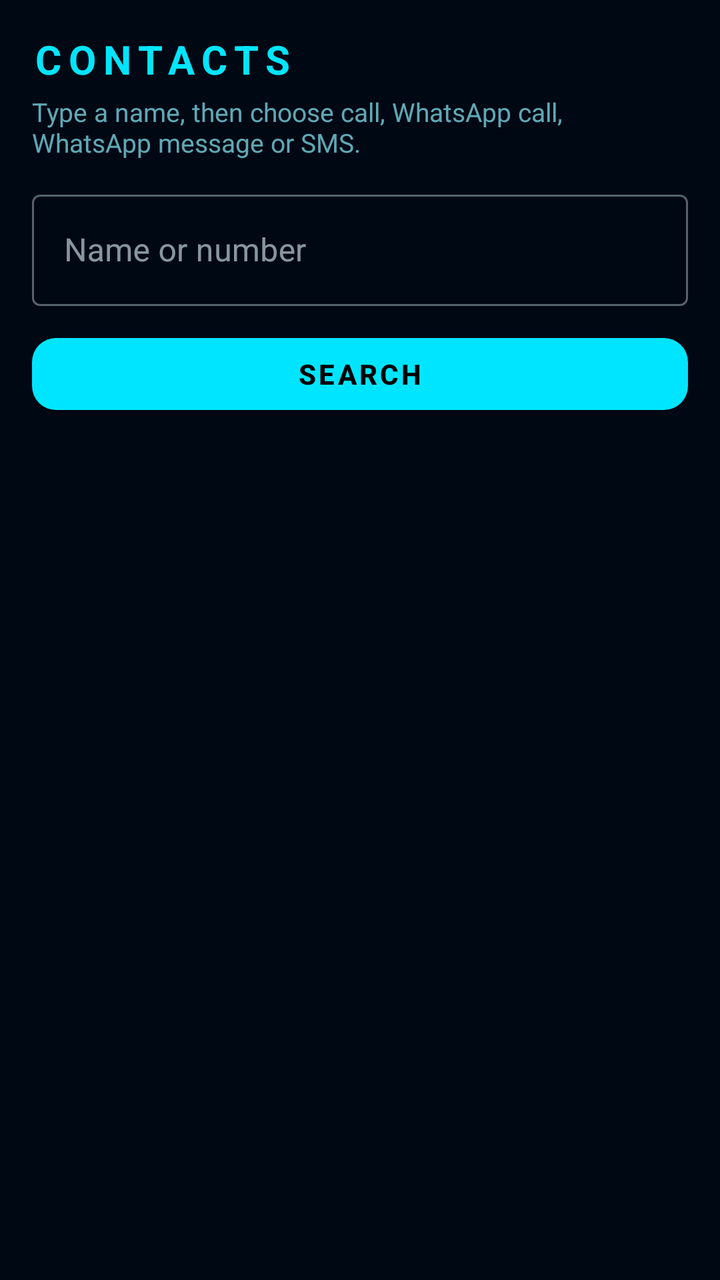
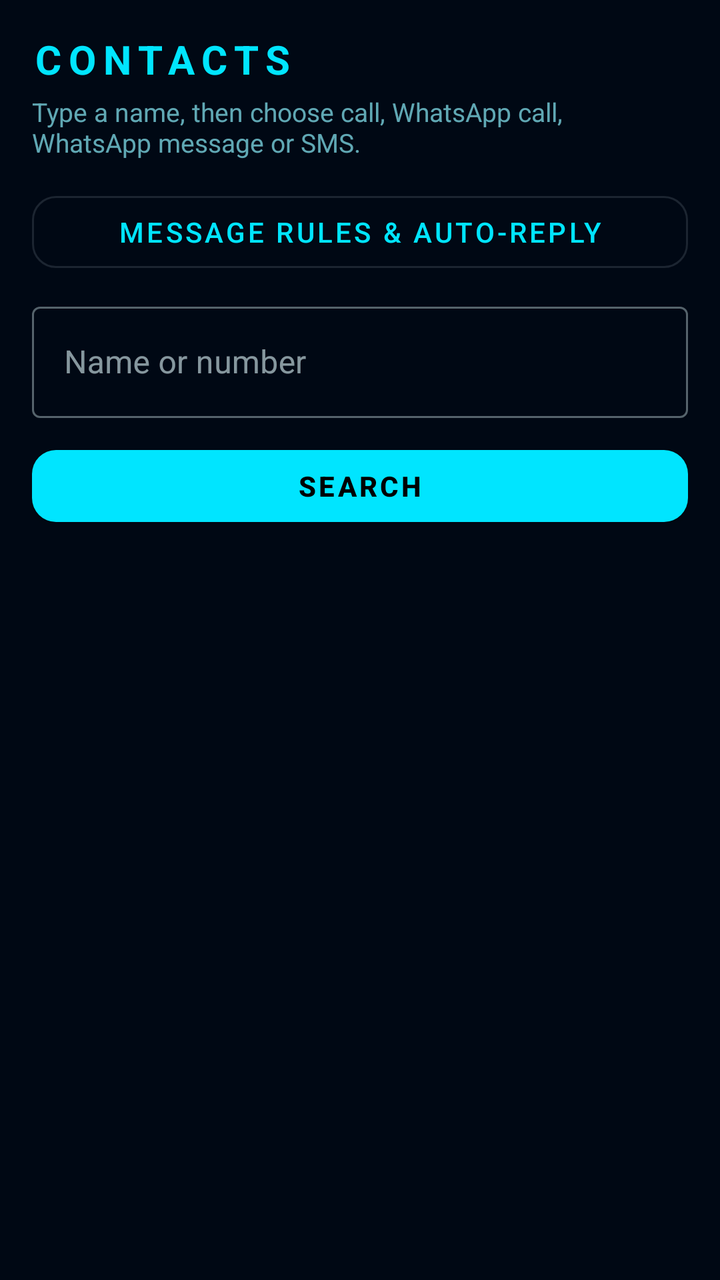

The first picture is an Android layout as it rendered before a commit; the second is the same layout after the commit. The layout source and the unified diff follow.
<!-- AndroidManifest.xml: application theme Theme.BonjeeNotifier -->
<!-- res/layout/activity_contacts.xml -->
<?xml version="1.0" encoding="utf-8"?>
<LinearLayout xmlns:android="http://schemas.android.com/apk/res/android"
    android:layout_width="match_parent"
    android:layout_height="match_parent"
    android:orientation="vertical"
    android:padding="16dp"
    android:background="@color/bg_primary">

    <TextView
        android:layout_width="wrap_content"
        android:layout_height="wrap_content"
        android:letterSpacing="0.18"
        android:text="CONTACTS"
        android:textColor="@color/cyan"
        android:textSize="20sp"
        android:textStyle="bold" />

    <TextView
        android:layout_width="match_parent"
        android:layout_height="wrap_content"
        android:layout_marginTop="4dp"
        android:layout_marginBottom="12dp"
        android:alpha="0.75"
        android:text="Type a name, then choose call, WhatsApp call, WhatsApp message or SMS."
        android:textColor="@color/text_secondary"
        android:textSize="13sp" />

    <com.google.android.material.textfield.TextInputLayout
        style="@style/Widget.MaterialComponents.TextInputLayout.OutlinedBox"
        android:layout_width="match_parent"
        android:layout_height="wrap_content"
        android:hint="Name or number">

        <com.google.android.material.textfield.TextInputEditText
            android:id="@+id/editContact"
            android:layout_width="match_parent"
            android:layout_height="wrap_content"
            android:imeOptions="actionSearch"
            android:inputType="textPersonName"
            android:maxLines="1"
            android:textColor="@color/text_primary" />
    </com.google.android.material.textfield.TextInputLayout>

    <com.google.android.material.button.MaterialButton
        android:id="@+id/btnSearch"
        style="@style/JarvisButton"
        android:layout_width="match_parent"
        android:layout_height="wrap_content"
        android:layout_marginTop="10dp"
        android:text="SEARCH" />

    <TextView
        android:id="@+id/txtHint"
        android:layout_width="match_parent"
        android:layout_height="wrap_content"
        android:layout_marginTop="10dp"
        android:fontFamily="monospace"
        android:text=""
        android:textColor="@color/text_secondary"
        android:textSize="12sp" />

    <ListView
        android:id="@+id/listContacts"
        android:layout_width="match_parent"
        android:layout_height="0dp"
        android:layout_marginTop="8dp"
        android:layout_weight="1"
        android:divider="@color/border"
        android:dividerHeight="1dp" />

</LinearLayout>
<!-- resources referenced by this layout -->
<resources>
  <color name="bg_primary">#000814</color>
  <color name="border">#1a237e33</color>
  <color name="cyan">#00e5ff</color>
  <color name="text_primary">#e0f7fa</color>
  <color name="text_secondary">#80deea</color>
  <style name="JarvisButton" parent="Widget.MaterialComponents.Button">
          <item name="cornerRadius">12dp</item>
          <item name="android:textAllCaps">true</item>
          <item name="android:letterSpacing">0.1</item>
          <item name="android:textStyle">bold</item>
      </style>
  <style name="Theme.BonjeeNotifier" parent="Theme.MaterialComponents.DayNight.NoActionBar">
          <item name="colorPrimary">@color/cyan</item>
          <item name="colorPrimaryVariant">@color/cyan_bright</item>
          <item name="colorOnPrimary">@color/black</item>
          <item name="colorSecondary">@color/orange</item>
          <item name="colorSecondaryVariant">@color/orange_bright</item>
          <item name="colorOnSecondary">@color/black</item>
          <item name="android:statusBarColor">@color/bg_primary</item>
          <item name="android:navigationBarColor">@color/bg_primary</item>
          <item name="android:windowBackground">@color/bg_primary</item>
          <item name="colorSurface">@color/bg_card</item>
          <item name="colorOnSurface">@color/text_primary</item>
      </style>
  <color name="cyan_bright">#18ffff</color>
  <color name="black">#FF000000</color>
  <color name="orange">#ff6f00</color>
  <color name="orange_bright">#ff9100</color>
  <color name="bg_card">#000d1a</color>
</resources>

<!-- the commit's change to res/layout/activity_contacts.xml (unified diff, before → after) -->
@@ -24,6 +24,14 @@
         android:text="Type a name, then choose call, WhatsApp call, WhatsApp message or SMS."
         android:textColor="@color/text_secondary"
         android:textSize="13sp" />
+
+    <com.google.android.material.button.MaterialButton
+        android:id="@+id/btnMessageRules"
+        style="@style/JarvisButton.Outlined"
+        android:layout_width="match_parent"
+        android:layout_height="wrap_content"
+        android:layout_marginBottom="8dp"
+        android:text="MESSAGE RULES &amp; AUTO-REPLY" />
 
     <com.google.android.material.textfield.TextInputLayout
         style="@style/Widget.MaterialComponents.TextInputLayout.OutlinedBox"
<!-- resource entries referenced after the edit -->
@@ -10,6 +10,11 @@
           <item name="android:textAllCaps">true</item>
           <item name="android:letterSpacing">0.1</item>
           <item name="android:textStyle">bold</item>
+      </style>
+  <style name="JarvisButton.Outlined" parent="Widget.MaterialComponents.Button.OutlinedButton">
+          <item name="cornerRadius">12dp</item>
+          <item name="android:textAllCaps">true</item>
+          <item name="android:letterSpacing">0.1</item>
       </style>
   <style name="Theme.BonjeeNotifier" parent="Theme.MaterialComponents.DayNight.NoActionBar">
           <item name="colorPrimary">@color/cyan</item>
